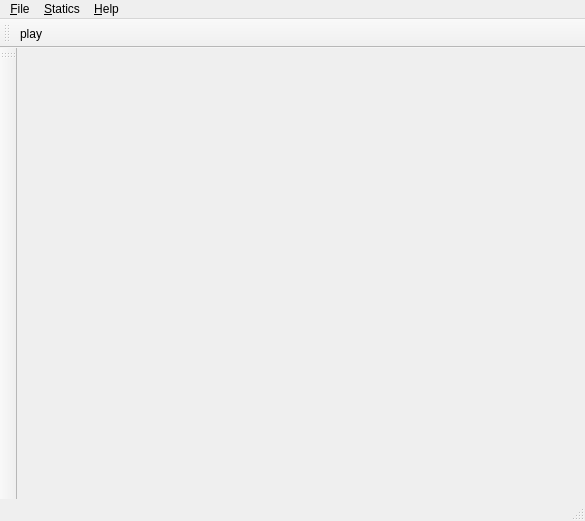
First picture: the form in deploy/files/RecycleIT_B_gui.ui, repository SaKhosravi/RecycleIT-B, before the edit.
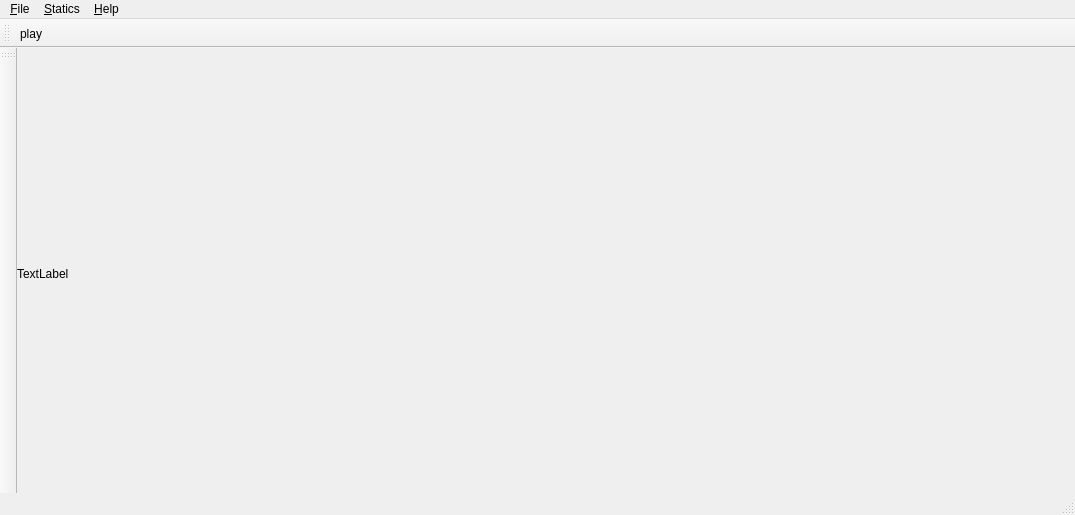
Second picture: the form after the edit.

Commit message: fix bug in show camera in ui

Diff of the .ui file:
```diff
--- a/deploy/files/RecycleIT_B_gui.ui
+++ b/deploy/files/RecycleIT_B_gui.ui
@@ -6,20 +6,34 @@
    <rect>
        <x>0</x>
        <y>0</y>
-       <width>585</width>
-       <height>521</height>
+             <width>1075</width>
+             <height>515</height>
    </rect>
   </property>
      <property name="windowTitle">
          <string>MainWindow</string>
      </property>
-     <widget class="QWidget" name="centralwidget"/>
+     <widget class="QWidget" name="centralwidget">
+         <widget class="QLabel" name="q_camera_label">
+             <property name="geometry">
+                 <rect>
+                     <x>0</x>
+                     <y>0</y>
+                     <width>771</width>
+                     <height>451</height>
+                 </rect>
+             </property>
+             <property name="text">
+                 <string>TextLabel</string>
+             </property>
+         </widget>
+     </widget>
      <widget class="QMenuBar" name="menubar">
          <property name="geometry">
              <rect>
                  <x>0</x>
                  <y>0</y>
-                 <width>585</width>
+                 <width>1075</width>
                  <height>22</height>
              </rect>
          </property>
```
Lines whose indentation alone changed are shown as unchanged. The commit also changes 1 other file.
